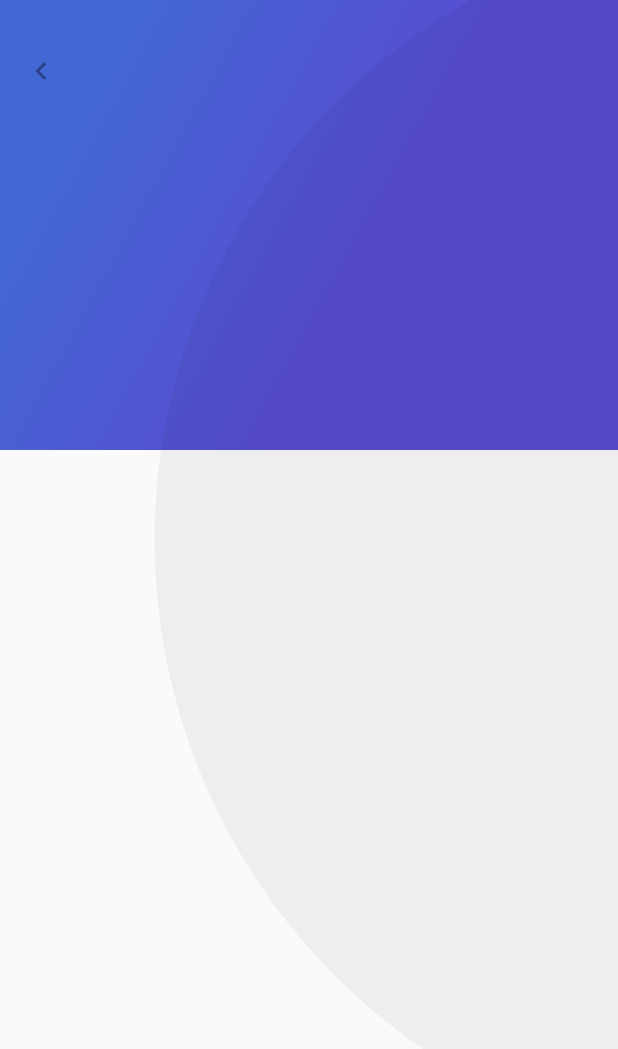
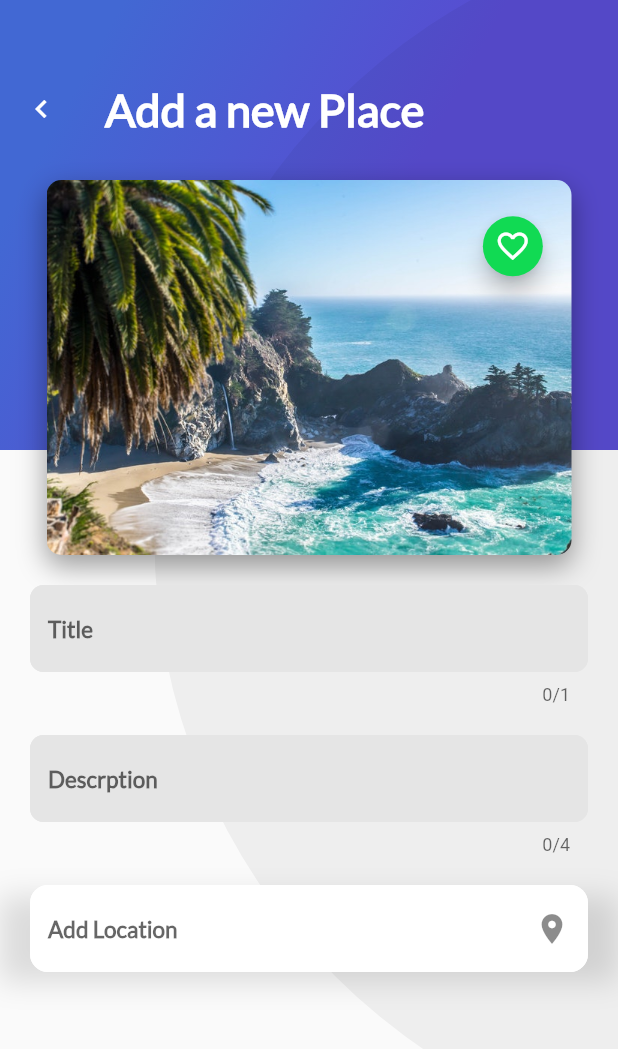
Before and after one commit to JR-10/Flutter-BLoC-Practica, a Flutter app: the AddPlaceScreen screen opened directly, on a phone screen of 412 x 824 dp. Shown: the top 1049 px of the screen. Run offline on Flutter 3.47's test engine with Material 2 defaults, Android fonts, the phone set to English and light mode, and no system bars; our stand-ins replace cloud_firestore, firebase_auth, firebase_core, google_sign_in; missing offline and left inert: generic_bloc_provider; accounts and stored records are empty.

Commit message:
Ajustes vista agregar lugares

```diff
--- a/lib/Place/ui/screens/add_place_screen.dart
+++ b/lib/Place/ui/screens/add_place_screen.dart
@@ -1,7 +1,11 @@
 import 'dart:io';
 
 import 'package:flutter/material.dart';
+import 'package:platzi_bloc_practica/Place/ui/widgets/card_image.dart';
+import 'package:platzi_bloc_practica/Place/ui/widgets/title_input_location.dart';
 import 'package:platzi_bloc_practica/Widgets/gradient_back.dart';
+import 'package:platzi_bloc_practica/Widgets/text_input.dart';
+import 'package:platzi_bloc_practica/Widgets/title_header.dart';
 
 class AddPlaceScreen extends StatefulWidget {
   // Declaracion de variable para recibir objeto de tipo File
@@ -16,6 +20,11 @@ class AddPlaceScreen extends StatefulWidget {
 class _AddPlaceScreenState extends State<AddPlaceScreen> {
   @override
   Widget build(BuildContext context) {
+    double anchoPantalla = MediaQuery.of(context).size.width;
+
+    final _controllerTitlePlace = TextEditingController();
+    final _controllerDescriptionlace = TextEditingController();
+
     return Scaffold(
       body: Stack(
         children: <Widget>[
@@ -23,19 +32,64 @@ class _AddPlaceScreenState extends State<AddPlaceScreen> {
           Row(
             children: <Widget>[
               Container(
-                padding: EdgeInsets.only(top: 25.0, left: 5.0),
+                padding: EdgeInsets.only(top: 50.0, left: 5.0),
                 // wraper para agrupar el area clicleable
                 child: SizedBox(
                   height: 45.0,
                   width: 45.0,
                   child: IconButton(
-                    icon: Icon(Icons.keyboard_arrow_left),
-                    onPressed: null,
+                    icon: Icon(Icons.keyboard_arrow_left, color: Colors.white),
+                    // Regresar a la pantalla anterior
+                    onPressed: () {
+                      Navigator.pop(context);
+                    },
                   ),
                 ),
-              )
+              ),
+              Flexible(
+                  child: Container(
+                      width: anchoPantalla,
+                      child: Container(
+                        padding:
+                            EdgeInsets.only(top: 50.0, left: 20.0, right: 10.0),
+                        child: TitleHeader(title: "Add a new Place"),
+                      )))
             ],
-          )
+          ),
+          Container(
+              margin: EdgeInsets.only(top: 120.0, bottom: 20.0),
+              child: ListView(children: <Widget>[
+                Container(
+                    alignment: Alignment.center,
+                    // -------- Foto ---------
+                    child: CardImage(
+                      pathImage: "assets/img/beach_palm.jpeg",
+                      iconoData: Icons.camera_alt,
+                      ancho: 350.0,
+                      alto: 250.0,
+                      leftDerecho: 0,
+                      //onPressedFabIcon: null,
+                    )),
+                Container(
+                    // ----------- Textfield titulo ---------------
+                    margin: EdgeInsets.only(top: 20.0, bottom: 20.0),
+                    child: TextInput(
+                      hintText: "Title",
+                      inputType: null,
+                      maxLines: 1,
+                      controller: _controllerTitlePlace,
+                    )),
+                TextInput(
+                  hintText: "Descrption",
+                  inputType: TextInputType.multiline,
+                  maxLines: 4,
+                  controller: _controllerTitlePlace,
+                ),
+                Container(
+                    margin: EdgeInsets.only(top: 20.0),
+                    child: TextInputLocation(
+                        hintText: "Add Location", iconData: Icons.location_on))
+              ]))
         ],
       ),
     );
--- a/lib/Place/ui/screens/header_appbar.dart
+++ b/lib/Place/ui/screens/header_appbar.dart
@@ -10,7 +10,7 @@ class HeaderAppBar extends StatelessWidget {
         GradientBack(
           altura: 250.0,
         ),
-        CardImageList()
+        CardImagenList()
       ],
     );
   }
--- a/lib/Place/ui/widgets/card_image.dart
+++ b/lib/Place/ui/widgets/card_image.dart
@@ -2,16 +2,32 @@ import 'package:flutter/material.dart';
 import '../../../Widgets/floating_action_button_green.dart';
 
 class CardImage extends StatelessWidget {
-  String pathImage = "assets/img/beach.jpeg";
+  // -------- Declaracion de Variables (Requeridos deben estar con final) --------
+  final double alto;
+  final double ancho;
+  double leftDerecho;
+  // double leftDerecho = 20.0;
 
-  CardImage(this.pathImage);
+  final String pathImage;
+  // -----Variable para insertar un metodo --------
+  final VoidCallback onPressedFabIcon;
+  final IconData iconoData;
+
+  CardImage(
+      {Key key,
+      this.pathImage,
+      this.iconoData,
+      this.ancho,
+      this.alto,
+      this.onPressedFabIcon,
+      this.leftDerecho});
 
   @override
   Widget build(BuildContext context) {
     final card = Container(
-      height: 350.0,
-      width: 250.0,
-      margin: EdgeInsets.only(top: 80.0, left: 20.0),
+      height: alto,
+      width: ancho,
+      margin: EdgeInsets.only(left: leftDerecho),
       decoration: BoxDecoration(
           image:
               DecorationImage(fit: BoxFit.cover, image: AssetImage(pathImage)),
@@ -26,8 +42,12 @@ class CardImage extends StatelessWidget {
     );
 
     return Stack(
-      alignment: Alignment(0.9, 1.1),
-      children: <Widget>[card, FloatingActionButtonGreen()],
+      alignment: Alignment(0.9, -0.8),
+      children: <Widget>[
+        card,
+        FloatingActionButtonGreen(
+            iconoData: iconoData, onPresseded: onPressedFabIcon)
+      ],
     );
   }
 }
--- /dev/null
+++ b/lib/Place/ui/widgets/title_input_location.dart
@@ -0,0 +1,50 @@
+import 'package:flutter/material.dart';
+
+class TextInputLocation extends StatelessWidget {
+  // Declaracion de variables
+  final String hintText;
+  final TextEditingController controller;
+  final IconData iconData;
+
+  const TextInputLocation(
+      {Key key,
+      @required this.hintText,
+      @required this.iconData,
+      @required this.controller})
+      : super(key: key);
+
+  @override
+  Widget build(BuildContext context) {
+    return Container(
+        padding: EdgeInsets.only(right: 20.0, left: 20.0),
+        child: TextField(
+          controller: controller,
+          style: TextStyle(
+              fontSize: 15.0,
+              fontFamily: "Lato",
+              color: Colors.blueGrey,
+              fontWeight: FontWeight.bold),
+          decoration: InputDecoration(
+            hintText: hintText,
+            suffixIcon: Icon(iconData),
+            fillColor: Color(0xFFFFFFFF),
+            filled: true,
+            border: InputBorder.none,
+            enabledBorder: OutlineInputBorder(
+                borderSide: BorderSide(color: Color(0xFFFFFFFF)),
+                borderRadius: BorderRadius.all(Radius.circular(12.0))),
+            focusedBorder: OutlineInputBorder(
+                borderSide: BorderSide(color: Color(0xFFFFFFFF)),
+                borderRadius: BorderRadius.all(Radius.circular(12.0))),
+          ),
+        ),
+        decoration: BoxDecoration(
+            // ----- sombra del widget (Container)-------
+            boxShadow: <BoxShadow>[
+              BoxShadow(
+                  color: Colors.black12,
+                  blurRadius: 15.0,
+                  offset: Offset(0.0, 7.0))
+            ]));
+  }
+}
--- a/lib/User/ui/screens/profile_header.dart
+++ b/lib/User/ui/screens/profile_header.dart
@@ -56,6 +56,7 @@ class ProfileHeader extends StatelessWidget {
 
       // datos de la sesion
       usuario = Usuario(
+          uid: snapshot.data.uid,
           name: snapshot.data.displayName,
           email: snapshot.data.email,
           photoUrl: snapshot.data.photoURL);
--- a/lib/User/ui/widgets/circle_button.dart
+++ b/lib/User/ui/widgets/circle_button.dart
@@ -33,6 +33,7 @@ class _CircleButton extends State<CircleButton> {
         size: widget.iconSize,
         color: Color(0xFF4268D3),
       ),
+      heroTag: null,
     ));
   }
 }
--- a/lib/Widgets/floating_action_button_green.dart
+++ b/lib/Widgets/floating_action_button_green.dart
@@ -1,18 +1,26 @@
 import 'package:flutter/material.dart';
 
 class FloatingActionButtonGreen extends StatefulWidget {
+  final IconData iconoData;
+  final VoidCallback onPresseded;
+
+  FloatingActionButtonGreen(
+      {Key key, @required this.iconoData, @required this.onPresseded})
+      : super(key: key);
+
   @override
-  State<StatefulWidget> createState() {
-    return _FloatingActionButtonGreen();
-  }
+  _FloatingActionButtonGreenState createState() =>
+      _FloatingActionButtonGreenState();
 }
 
-class _FloatingActionButtonGreen extends State<FloatingActionButtonGreen> {
+class _FloatingActionButtonGreenState extends State<FloatingActionButtonGreen> {
+  /*
   void onPressedFav() {
     Scaffold.of(context).showSnackBar(SnackBar(
       content: Text("Agregaste a tus Favoritos"),
     ));
   }
+  */
 
   @override
   Widget build(BuildContext context) {
@@ -20,8 +28,10 @@ class _FloatingActionButtonGreen extends State<FloatingActionButtonGreen> {
       backgroundColor: Color(0xFF11DA53),
       mini: true,
       tooltip: "Fav",
-      onPressed: onPressedFav,
+      // onPressed: onPressedFav,
+      onPressed: widget.onPresseded,
       child: Icon(Icons.favorite_border),
+      heroTag: null,
     );
   }
 }
--- /dev/null
+++ b/lib/Widgets/text_input.dart
@@ -0,0 +1,46 @@
+import 'package:flutter/material.dart';
+
+class TextInput extends StatelessWidget {
+  // Declaracion de variables para luego enviar como parametros
+  final String hintText;
+  final TextInputType inputType;
+  final TextEditingController controller;
+  int maxLines = 1;
+
+  // Constructor
+  TextInput(
+      {Key key,
+      @required this.hintText,
+      @required this.inputType,
+      @required this.controller,
+      this.maxLines})
+      : super(key: key);
+
+  @override
+  Widget build(BuildContext context) {
+    return Container(
+      padding: EdgeInsets.only(right: 20.0, left: 20.0),
+      child: TextField(
+          controller: controller,
+          keyboardType: inputType,
+          maxLength: maxLines,
+          style: TextStyle(
+              fontSize: 15.0,
+              fontFamily: "Lato",
+              color: Colors.blueGrey,
+              fontWeight: FontWeight.bold),
+          decoration: InputDecoration(
+            filled: true,
+            fillColor: Color(0xFFe5e5e5),
+            border: InputBorder.none,
+            hintText: hintText,
+            enabledBorder: OutlineInputBorder(
+                borderSide: BorderSide(color: Color(0xFFe5e5e5)),
+                borderRadius: BorderRadius.all(Radius.circular(9.0))),
+            focusedBorder: OutlineInputBorder(
+                borderSide: BorderSide(color: Color(0xFFe5e5e5)),
+                borderRadius: BorderRadius.all(Radius.circular(9.0))),
+          )),
+    );
+  }
+}
--- /dev/null
+++ b/lib/Widgets/title_header.dart
@@ -0,0 +1,18 @@
+import 'package:flutter/material.dart';
+
+class TitleHeader extends StatelessWidget {
+  // variavble para enviar como parametro
+  final String title;
+
+  const TitleHeader({Key key, @required this.title}) : super(key: key);
+
+  @override
+  Widget build(BuildContext context) {
+    return Text(title,
+        style: TextStyle(
+            color: Colors.white,
+            fontSize: 30.0,
+            fontFamily: "Lato",
+            fontWeight: FontWeight.bold));
+  }
+}
```
Also changed, not shown: lib/Place/ui/widgets/card_image_list.dart (+35 -7 lines), lib/User/ui/widgets/button_bar.dart (+12 -2 lines).
